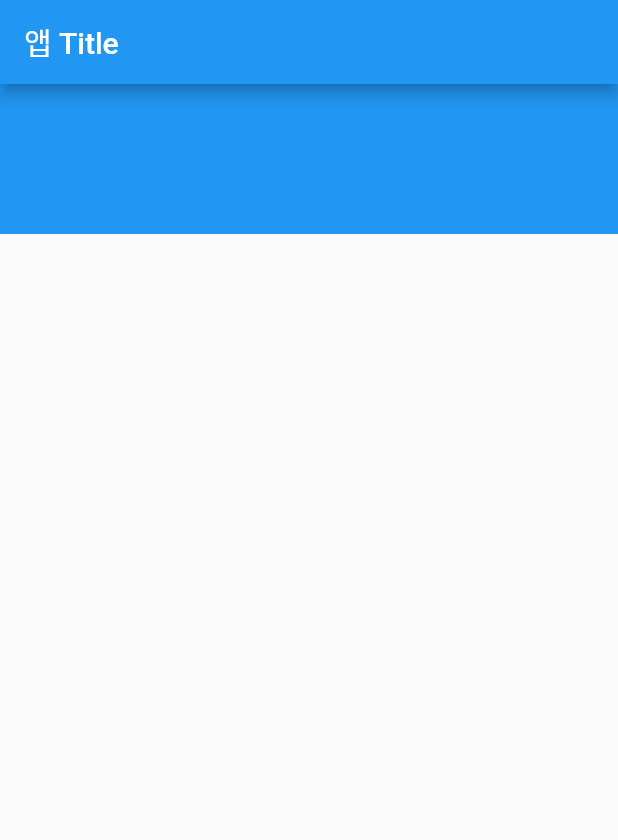
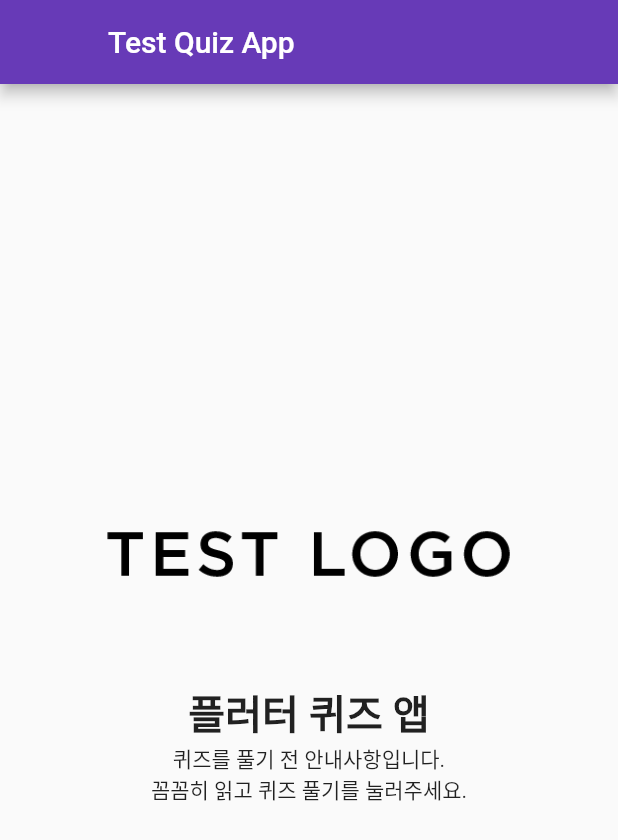
Before and after one commit to OpenBible3438/Toy_Flutter_Memo, a Flutter app: the screen it shows after launch, on a phone screen of 412 x 824 dp. Shown: the top 840 px of the screen. Run offline on Flutter 3.47's test engine with Material 2 defaults, Android fonts, the phone set to English and light mode, and no system bars.

Commit message:
구조 변경

```diff
--- a/lib/main.dart
+++ b/lib/main.dart
@@ -1,4 +1,5 @@
 import 'package:flutter/material.dart';
+import 'package:flutter_memo/screen/screen_home.dart';
 
 void main() {
   runApp(const MyApp()); // 앱을 구동시키는 부분. 메인 페이지인 MyApp() 구동
@@ -10,68 +11,8 @@ class MyApp extends StatelessWidget {
   @override
   Widget build(BuildContext context) {
     return MaterialApp(
-      //home: Text('Hello World!')
-
-      // 기본적으로 flutter에서 제공해주는 icon들이 있고 flutter 홈페이지에서 확인 가능
-      // https://api.flutter.dev/flutter/material/Icons-class.html
-      //home:Icon(Icons.shop)
-      //home:Icon(Icons.star)
-
-      // 괄호 안에 이미지의 경로 넣어주기
-      // assets 폴더를 만들어서 그 안에 이미지를 넣으면 됨.
-      // 이미지는 pubspec.yaml 등록 해야 됨
-      //home:Image.asset('assets/testImage.jpg')
-
-      // 박스
-      //home:Container()
-      //home:Container(width:50, height: 50, color:Colors.blue) // 그냥 숫자 넣으면 단위는 lp
-      /*
-      home:Center(
-        child: Container(width:50, height: 50, color:Colors.blue)
-      )
-       */
-
-      home:Scaffold(
-        appBar: AppBar(title: Text('앱 Title')),
-        body: Align( //Center에 감싸면 가운데 정렬, Align 속성으로 자세하게 변경가능
-          alignment: Alignment.topLeft,
-          child: Container(
-            width:double.infinity, height: 100, color:Colors.blue,
-          ),
-        ),
-        /*
-        body: Container(
-          width:200, height: 100,
-          //margin: EdgeInsets.all(20), // 해당 위젯 바깥쪽에 마진 주기
-          //margin: EdgeInsets.fromLTRB(0, 30, 0, 0), // 방향에 따라 마진 줌
-
-          //padding: EdgeInsets.all(20),
-          //child: Text('padding test text'), // padding으로 인해 안쪽에 여백이 있고 텍스트 써짐
-
-          // 그린 Container에 대한 border, color 등드의 속성을 넣을 수 있음
-          decoration: BoxDecoration(
-            border: Border.all(color:Colors.black)
-          ),
-
-        ),
-         */
-
-        /*
-        bottomNavigationBar: BottomAppBar( // 하단 앱바
-          child: SizedBox(
-            height: 50,
-            child: Row( // 앱바에 들어가는 요소들
-              mainAxisAlignment: MainAxisAlignment.spaceEvenly, // 정렬
-              children: [
-                Icon(Icons.format_list_bulleted),
-                Icon(Icons.add),
-              ],
-            ),
-          ),
-        ),
-        */
-      )
-
+      title: 'Test Quiz App',
+      home: HomeScreen(),
     );
   }
 }
--- /dev/null
+++ b/lib/screen/screen_home.dart
@@ -0,0 +1,63 @@
+import 'package:flutter/material.dart';
+
+class HomeScreen extends StatefulWidget{
+  @override
+  _HomeScreenState createState() => _HomeScreenState();
+}
+
+class _HomeScreenState extends State<HomeScreen> {
+  @override
+  Widget build(BuildContext context){
+  /*
+    배포되는 기기의 크기 상관 없이 위젯의 크기 & 비율이 일정하게 보여지는 반응형 UI로 작성
+    MediaQuery를 사용하여 해당 기기의 상태 정보를 알 수 있음
+  */
+    Size screenSize = MediaQuery.of(context).size;
+    double width = screenSize.width;
+    double height = screenSize.height;
+
+    return SafeArea( // 상단의 노치나 하단의 화면에 영향을 줄 수 있는 부분을 제외한 곳에 그려줌
+        child: Scaffold(
+          appBar: AppBar(
+            title: Text('Test Quiz App'),
+            backgroundColor: Colors.deepPurple,
+            leading: Container(), // 앱바에 자동으로 생길 수 있는 (뒤로가기) 페이지 이동 버튼 등을 지우는 효과
+          ),
+          body: Column(
+            mainAxisAlignment: MainAxisAlignment.center,
+            crossAxisAlignment: CrossAxisAlignment.center,
+            children: <Widget>[
+              Center(child: Image.asset(
+                'images/testLogoImg.png', width: width * 0.8,
+              ),
+              ),
+              Padding(padding: EdgeInsets.all(width * 0.024),
+              ),
+              Text(
+                '플러터 퀴즈 앱',
+                style: TextStyle(
+                  fontSize: width * 0.065,
+                  fontWeight: FontWeight.bold,
+                ),
+              ),
+              Text(
+                '퀴즈를 풀기 전 안내사항입니다.\n꼼꼼히 읽고 퀴즈 풀기를 눌러주세요.',
+                textAlign: TextAlign.center,
+              ),
+              Padding(
+                padding: EdgeInsets.all(width * 0.048),
+              ),
+            ],
+          ),
+        ),
+    );
+
+  }
+
+  // 하단 안내 사항 출력 함수
+  Widget _buildStep(double width, String title) {
+    return Container(
+
+    );
+  }
+}
--- a/pubspec.yaml
+++ b/pubspec.yaml
@@ -56,6 +56,7 @@ flutter:
   assets:
     # assets 폴더 안에 있는 모든 것들을 사용하겠다는 의미
     - assets/
+    - images/testLogoImg.png
 
   # The following line ensures that the Material Icons font is
   # included with your application, so that you can use the icons in
```
Also changed, not shown: images/testLogoImg.png (added).
